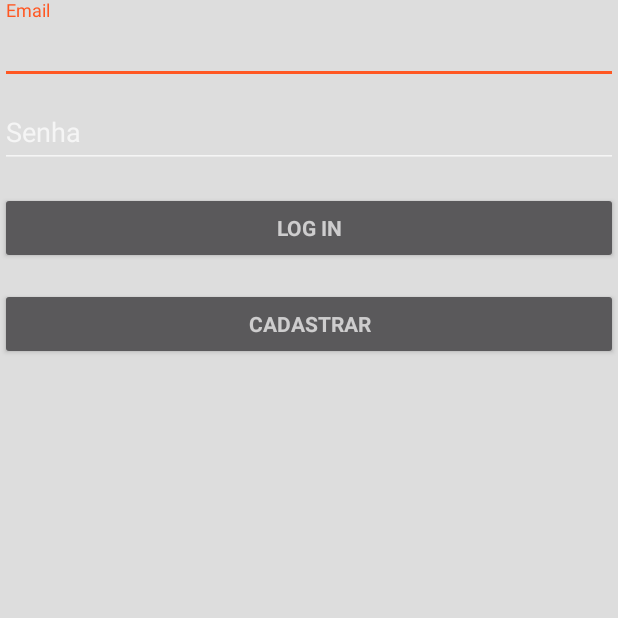
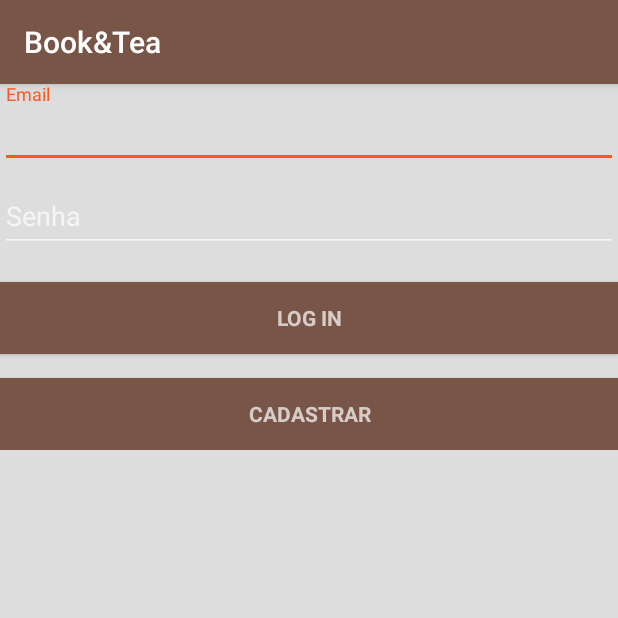
Before and after one commit to DavidBorges/BooK_Tea, an Android app: the LoginActivity screen opened directly, with no data from a screen before it, on a phone screen of 412 x 824 dp, the top half of it. Run offline under Robolectric (Android 15) with nearby library versions, the phone set to English and light mode, and no system bars.

Commit message:
Drower incompleto

```diff
--- a/Book_Tea/app/src/main/res/layout/activity_login.xml
+++ b/Book_Tea/app/src/main/res/layout/activity_login.xml
@@ -1,4 +1,4 @@
-<LinearLayout xmlns:android="http://schemas.android.com/apk/res/android"
+<RelativeLayout xmlns:android="http://schemas.android.com/apk/res/android"
     xmlns:tools="http://schemas.android.com/tools"
     android:layout_width="match_parent"
     android:layout_height="match_parent"
@@ -54,15 +54,17 @@
             <Button
                 android:id="@+id/email_sign_in_button"
                 style="?android:textAppearanceSmall"
+                android:background="?attr/colorPrimary"
                 android:layout_width="match_parent"
                 android:layout_height="wrap_content"
-                android:layout_marginTop="16dp"
+                android:layout_marginTop="20dp"
                 android:text="@string/action_sign_in_short"
                 android:textStyle="bold" />
 
             <Button
                 android:id="@+id/sign_up_button"
                 style="?android:textAppearanceSmall"
+                android:background="?attr/colorPrimary"
                 android:layout_width="match_parent"
                 android:layout_height="wrap_content"
                 android:layout_marginTop="16dp"
@@ -71,4 +73,4 @@
         </LinearLayout>
     </ScrollView>
 
-</LinearLayout>
+</RelativeLayout>
--- a/Book_Tea/app/src/main/res/values/styles.xml
+++ b/Book_Tea/app/src/main/res/values/styles.xml
@@ -1,11 +1,14 @@
 <resources>
 
     <!-- Base application theme. -->
-    <style name="AppTheme" parent="Theme.AppCompat.NoActionBar">
+    <style name="AppTheme" parent="MaterialDrawerTheme.Light.DarkToolbar.TranslucentStatus">
         <!-- Customize your theme here. -->
         <item name="colorPrimary">@color/colorPrimary</item>
         <item name="colorPrimaryDark">@color/colorPrimaryDark</item>
         <item name="colorAccent">@color/colorAccent</item>
+<!--
+        <item name="material_drawer_primary_text">@color/colorPrimarytext</item>
+        <item name="material_drawer_selected_text">@color/colorPrimary</item>-->
     </style>
 
 </resources>
```
Also changed, not shown: Book_Tea/app/src/main/java/br/edu/ifpe/tads/pdm/book_tea/MainActivity.java (+39 -15 lines), Book_Tea/app/src/main/res/layout/activity_register.xml (+4 -3 lines).
